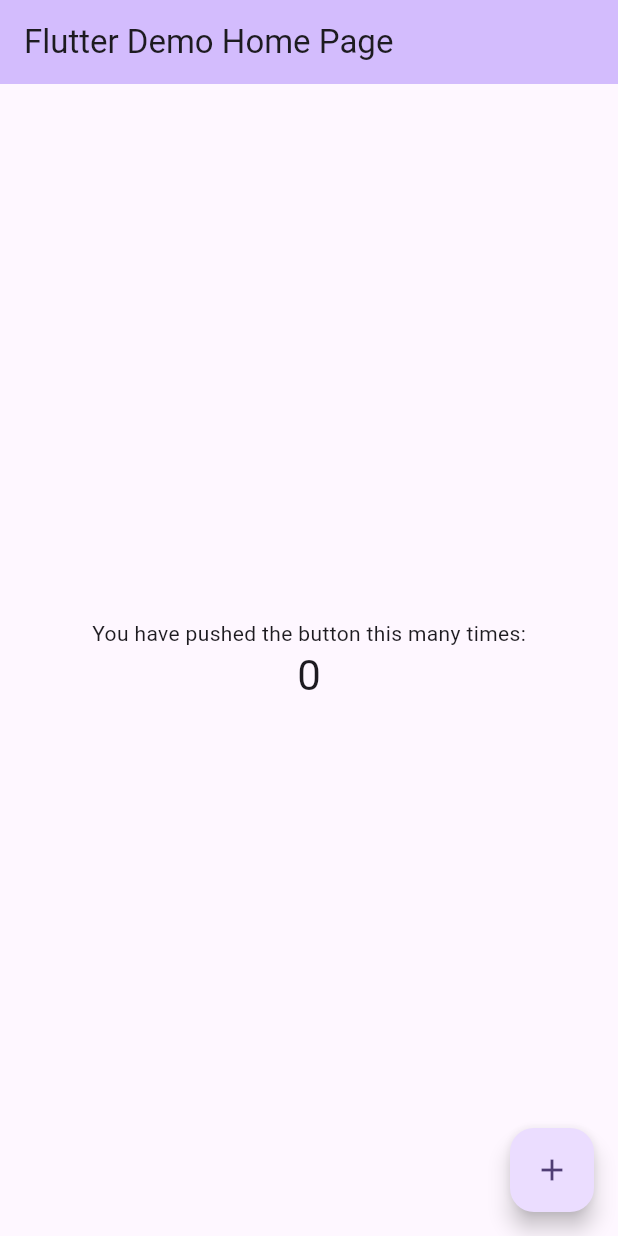
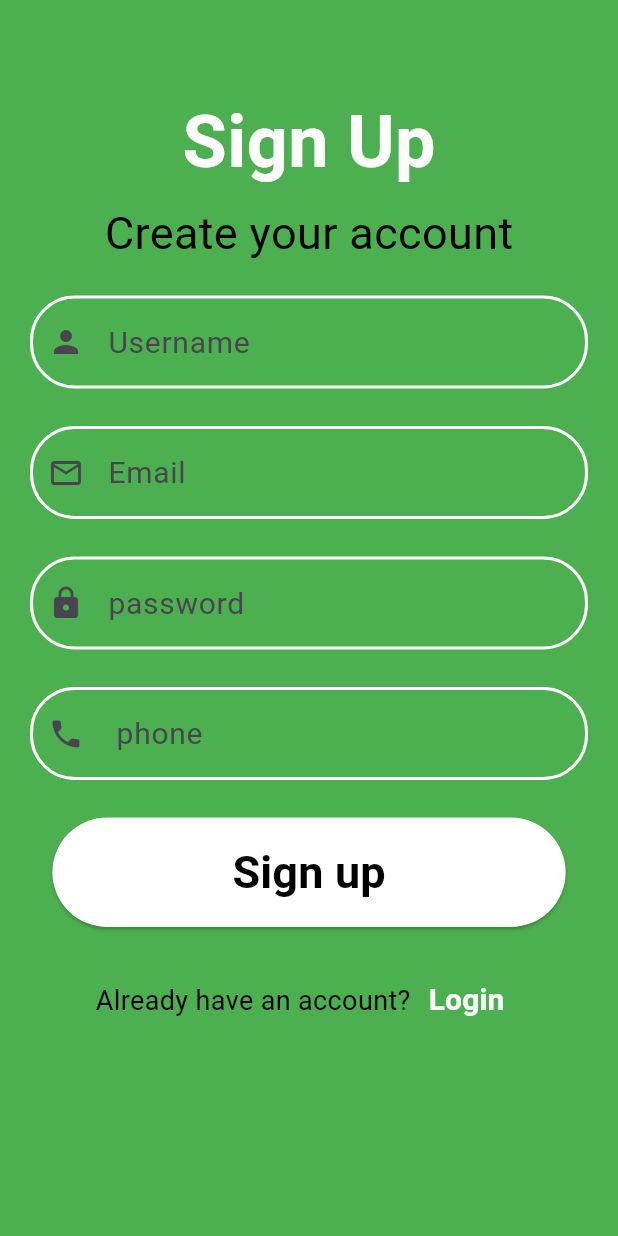
Before and after one commit to mhamoudhossam77/e-commerce_application, a Flutter app: the screen it shows after launch, on a phone screen of 412 x 824 dp. Run offline on Flutter 3.47's test engine with Material 3 defaults, Android fonts, the phone set to English and light mode, and no system bars.

Commit message:
signup screen completed ui

```diff
--- /dev/null
+++ b/devtools_options.yaml
@@ -0,0 +1,3 @@
+description: This file stores settings for Dart & Flutter DevTools.
+documentation: https://docs.flutter.dev/tools/devtools/extensions#configure-extension-enablement-states
+extensions:
--- a/lib/main.dart
+++ b/lib/main.dart
@@ -1,125 +1,18 @@
+import 'package:ecommerce/screen/SignupScreen/signup_screen.dart';
 import 'package:flutter/material.dart';
 
 void main() {
   runApp(const MyApp());
 }
 
-class MyApp extends StatelessWidget {
+ class MyApp extends StatelessWidget {
   const MyApp({super.key});
 
-  // This widget is the root of your application.
   @override
   Widget build(BuildContext context) {
     return MaterialApp(
-      title: 'Flutter Demo',
-      theme: ThemeData(
-        // This is the theme of your application.
-        //
-        // TRY THIS: Try running your application with "flutter run". You'll see
-        // the application has a purple toolbar. Then, without quitting the app,
-        // try changing the seedColor in the colorScheme below to Colors.green
-        // and then invoke "hot reload" (save your changes or press the "hot
-        // reload" button in a Flutter-supported IDE, or press "r" if you used
-        // the command line to start the app).
-        //
-        // Notice that the counter didn't reset back to zero; the application
-        // state is not lost during the reload. To reset the state, use hot
-        // restart instead.
-        //
-        // This works for code too, not just values: Most code changes can be
-        // tested with just a hot reload.
-        colorScheme: ColorScheme.fromSeed(seedColor: Colors.deepPurple),
-        useMaterial3: true,
-      ),
-      home: const MyHomePage(title: 'Flutter Demo Home Page'),
+      debugShowCheckedModeBanner: false,
+      home:SignupScreen(),
     );
   }
 }
-
-class MyHomePage extends StatefulWidget {
-  const MyHomePage({super.key, required this.title});
-
-  // This widget is the home page of your application. It is stateful, meaning
-  // that it has a State object (defined below) that contains fields that affect
-  // how it looks.
-
-  // This class is the configuration for the state. It holds the values (in this
-  // case the title) provided by the parent (in this case the App widget) and
-  // used by the build method of the State. Fields in a Widget subclass are
-  // always marked "final".
-
-  final String title;
-
-  @override
-  State<MyHomePage> createState() => _MyHomePageState();
-}
-
-class _MyHomePageState extends State<MyHomePage> {
-  int _counter = 0;
-
-  void _incrementCounter() {
-    setState(() {
-      // This call to setState tells the Flutter framework that something has
-      // changed in this State, which causes it to rerun the build method below
-      // so that the display can reflect the updated values. If we changed
-      // _counter without calling setState(), then the build method would not be
-      // called again, and so nothing would appear to happen.
-      _counter++;
-    });
-  }
-
-  @override
-  Widget build(BuildContext context) {
-    // This method is rerun every time setState is called, for instance as done
-    // by the _incrementCounter method above.
-    //
-    // The Flutter framework has been optimized to make rerunning build methods
-    // fast, so that you can just rebuild anything that needs updating rather
-    // than having to individually change instances of widgets.
-    return Scaffold(
-      appBar: AppBar(
-        // TRY THIS: Try changing the color here to a specific color (to
-        // Colors.amber, perhaps?) and trigger a hot reload to see the AppBar
-        // change color while the other colors stay the same.
-        backgroundColor: Theme.of(context).colorScheme.inversePrimary,
-        // Here we take the value from the MyHomePage object that was created by
-        // the App.build method, and use it to set our appbar title.
-        title: Text(widget.title),
-      ),
-      body: Center(
-        // Center is a layout widget. It takes a single child and positions it
-        // in the middle of the parent.
-        child: Column(
-          // Column is also a layout widget. It takes a list of children and
-          // arranges them vertically. By default, it sizes itself to fit its
-          // children horizontally, and tries to be as tall as its parent.
-          //
-          // Column has various properties to control how it sizes itself and
-          // how it positions its children. Here we use mainAxisAlignment to
-          // center the children vertically; the main axis here is the vertical
-          // axis because Columns are vertical (the cross axis would be
-          // horizontal).
-          //
-          // TRY THIS: Invoke "debug painting" (choose the "Toggle Debug Paint"
-          // action in the IDE, or press "p" in the console), to see the
-          // wireframe for each widget.
-          mainAxisAlignment: MainAxisAlignment.center,
-          children: <Widget>[
-            const Text(
-              'You have pushed the button this many times:',
-            ),
-            Text(
-              '$_counter',
-              style: Theme.of(context).textTheme.headlineMedium,
-            ),
-          ],
-        ),
-      ),
-      floatingActionButton: FloatingActionButton(
-        onPressed: _incrementCounter,
-        tooltip: 'Increment',
-        child: const Icon(Icons.add),
-      ), // This trailing comma makes auto-formatting nicer for build methods.
-    );
-  }
-}
--- /dev/null
+++ b/lib/screen/SignupScreen/signup_screen.dart
@@ -0,0 +1,119 @@
+import 'package:ecommerce/widget/my_Textformfield.dart';
+import 'package:flutter/material.dart';
+
+class SignupScreen extends StatefulWidget {
+  const SignupScreen({super.key});
+
+  @override
+  State<SignupScreen> createState() => _SignupScreenState();
+}
+
+class _SignupScreenState extends State<SignupScreen> {
+  final TextEditingController _usernameController = TextEditingController();
+  final TextEditingController _emailController = TextEditingController();
+  final TextEditingController _passwordController = TextEditingController();
+  final TextEditingController _phoneController = TextEditingController();
+  @override
+  Widget build(BuildContext context) {
+    return Scaffold(
+      backgroundColor: Colors.green,
+      body: Padding(
+        padding: const EdgeInsets.all(20.0),
+        child: Column(
+          crossAxisAlignment: CrossAxisAlignment.center,
+          children: [
+            SizedBox(
+              height: 40.0,
+            ),
+            Text(
+              "Sign Up",
+              style: TextStyle(
+                  fontSize: 48.0,
+                  fontWeight: FontWeight.bold,
+                  color: Colors.white),
+            ),
+            SizedBox(
+              height: 5.0,
+            ),
+            Text(
+              "Create your account",
+              style: TextStyle(
+                  fontSize: 30.0,
+                  fontWeight: FontWeight.normal,
+                  color: Colors.black),
+            ),
+            SizedBox(
+              height: 20.0,
+            ),
+            MyTextformfield(
+              hintText: "Username",
+              prefixIcon: Icon(Icons.person),
+              controller: _usernameController,
+            ),
+            SizedBox(
+              height: 25.0,
+            ),
+            MyTextformfield(
+              hintText: "Email",
+              prefixIcon: Icon(Icons.email_outlined),
+              controller: _emailController,
+            ),
+            SizedBox(
+              height: 25.0,
+            ),
+            MyTextformfield(
+              hintText: "password",
+              prefixIcon: Icon(Icons.lock),
+              controller: _passwordController,
+              isPassword: true,
+            ),
+            SizedBox(
+              height: 25.0,
+            ),
+            MyTextformfield(
+              hintText: " phone",
+              prefixIcon: Icon(Icons.phone),
+              controller: _phoneController,
+            ),
+            SizedBox(
+              height: 25.0,
+            ),
+            ElevatedButton(
+              onPressed: () {},
+              style: ElevatedButton.styleFrom(
+                  backgroundColor: Colors.white,
+                  padding:
+                      EdgeInsets.symmetric(vertical: 15.0, horizontal: 120.0)),
+              child: Text(
+                "Sign up",
+                style: TextStyle(
+                    fontSize: 30.0,
+                    fontWeight: FontWeight.bold,
+                    color: Colors.black),
+              ),
+            ),
+            SizedBox(
+              height: 25.0,
+            ),
+            Row(
+              mainAxisAlignment: MainAxisAlignment.center,
+              children: [
+                Text(
+                  "Already have an account?",
+                  style: TextStyle(fontSize: 18.0, color: Colors.black),
+                ),
+                TextButton(
+                onPressed: () {},
+                child: Text(
+                  "Login",
+                  style: TextStyle(fontSize: 20.0, fontWeight: FontWeight.bold , color: Colors.white) ,
+                ))
+              ],
+            ),
+
+          ],
+        ),
+      ),
+    );
+  }
+}
--- /dev/null
+++ b/lib/widget/my_Textformfield.dart
@@ -0,0 +1,35 @@
+import 'package:flutter/material.dart';
+
+class MyTextformfield extends StatefulWidget {
+  final String hintText;
+  final Icon prefixIcon;
+  final TextEditingController controller;
+  final bool isPassword;
+
+  const MyTextformfield(
+      {super.key,
+      required this.hintText,
+      required this.prefixIcon,
+      required this.controller,
+      this.isPassword = false});
+
+  @override
+  State<MyTextformfield> createState() => _MyTextformfield();
+}
+
+class _MyTextformfield extends State<MyTextformfield> {
+  @override
+  Widget build(BuildContext context) {
+    return TextFormField(
+      obscureText: widget.isPassword,
+      decoration: InputDecoration(
+          enabledBorder: OutlineInputBorder(
+            borderRadius: BorderRadius.circular(30.0),
+            borderSide: BorderSide(color: Colors.white, width: 2.0),
+          ),
+          hintText: widget.hintText,
+          hintStyle: TextStyle(fontSize: 20.0),
+          prefixIcon: widget.prefixIcon),
+    );
+  }
+}
```
Also changed, not shown: pubspec.lock.
